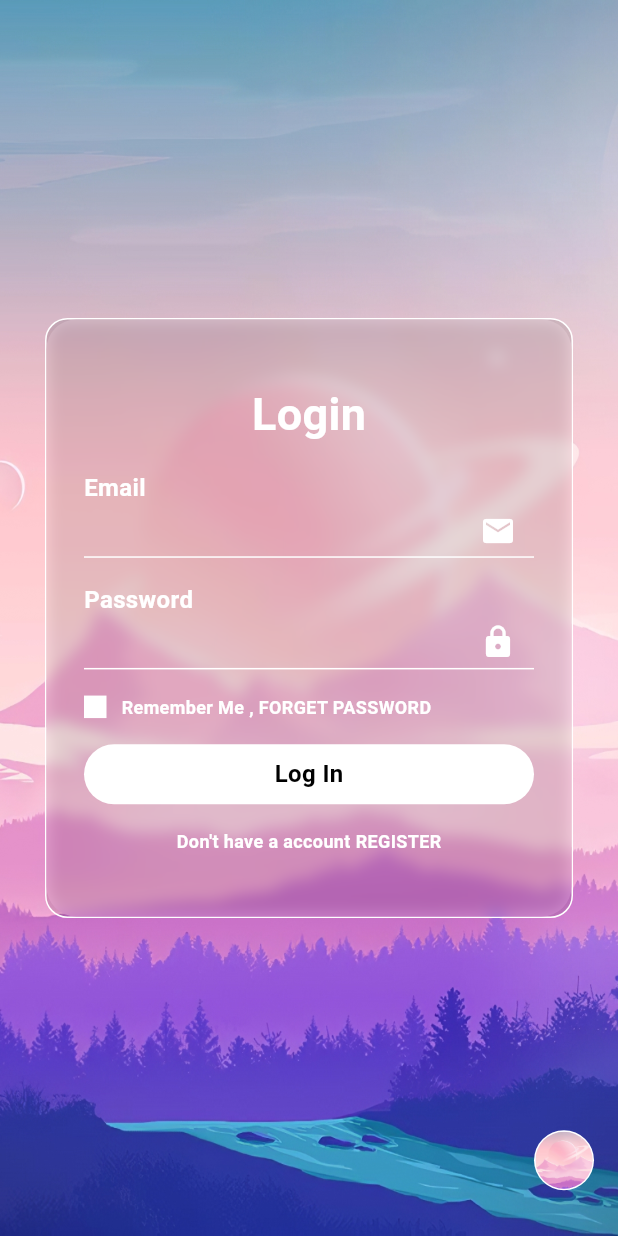
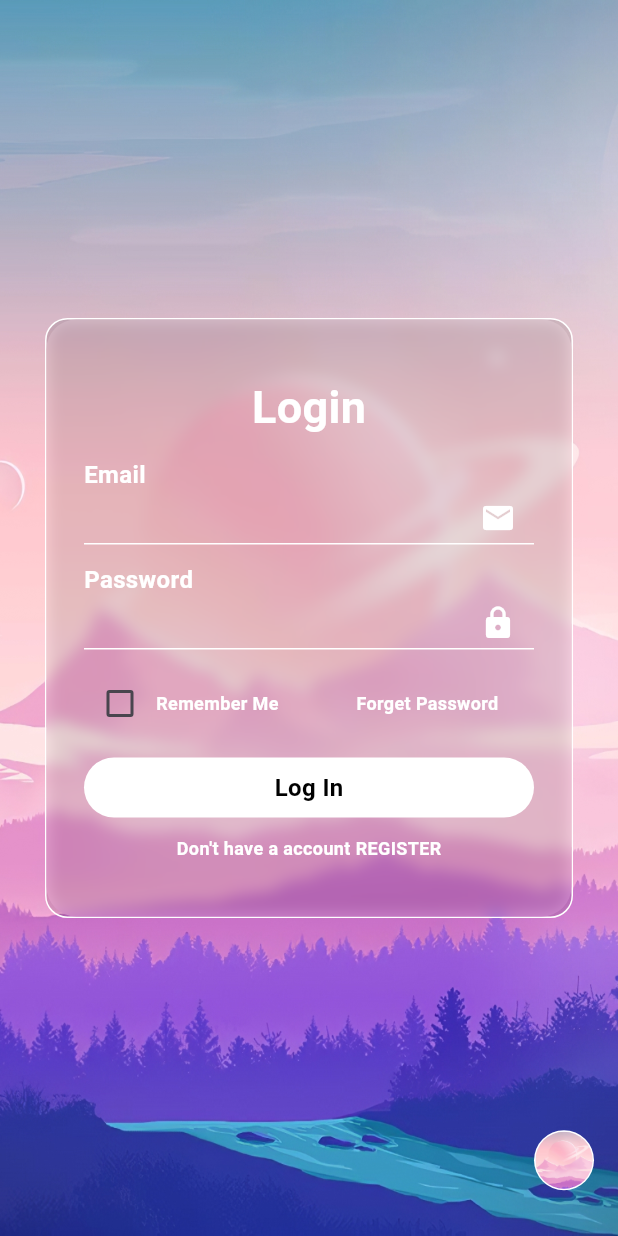
Before and after one commit to stp2003/Cool-Flutter-UIs, a Flutter app: the screen it shows after launch, on a phone screen of 412 x 824 dp. Run offline on Flutter 3.47's test engine with Material 3 defaults, Android fonts, the phone set to English and light mode, and no system bars.

Commit message:
ui fixes

```diff
--- a/lib/screens/login/views/login_view.dart
+++ b/lib/screens/login/views/login_view.dart
@@ -17,6 +17,16 @@ class _LoginScreenState extends State<LoginScreen> {
   int selectedIndex = 0;
   bool showOption = false;
 
+  bool checkTheBox = false;
+
+  check() {
+    setState(
+      () {
+        checkTheBox = !checkTheBox;
+      },
+    );
+  }
+
   @override
   Widget build(BuildContext context) {
     return Scaffold(
@@ -31,6 +41,7 @@ class _LoginScreenState extends State<LoginScreen> {
                   ? ShowUpAnimation(
                       delay: 100,
                       child: ListView.builder(
+                        padding: const EdgeInsets.only(left: 20),
                         shrinkWrap: true,
                         itemCount: bgList.length,
                         scrollDirection: Axis.horizontal,
@@ -187,15 +198,24 @@ class _LoginScreenState extends State<LoginScreen> {
                     const Spacer(),
                     Row(
                       children: [
-                        Container(
-                          height: 15,
-                          width: 15,
-                          color: Colors.white,
+                        Checkbox(
+                          checkColor: Colors.white,
+                          value: checkTheBox ? true : false,
+                          onChanged: (value) {
+                            check();
+                          },
                         ),
-                        const SizedBox(width: 10),
                         const Expanded(
                           child: TextUtil(
-                            text: "Remember Me , FORGET PASSWORD",
+                            text: "Remember Me",
+                            size: 12,
+                            weight: true,
+                          ),
+                        ),
+                        const SizedBox(width: 15.0),
+                        const Expanded(
+                          child: TextUtil(
+                            text: "Forget Password",
                             size: 12,
                             weight: true,
                           ),
```
Also changed, not shown: assets/login/cover.jpeg (deleted).
